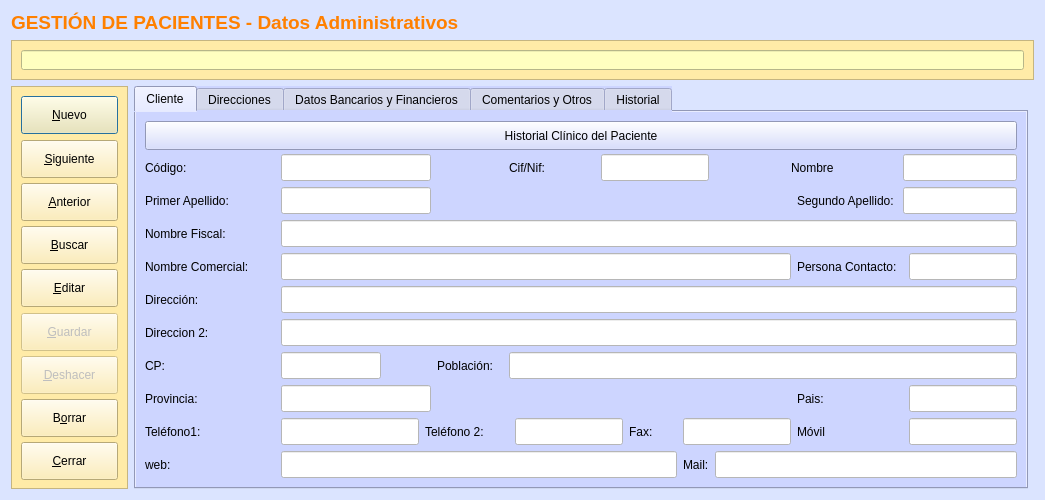
Old version of the form frmClientes.ui in the repository arcnexus/RedFoX.
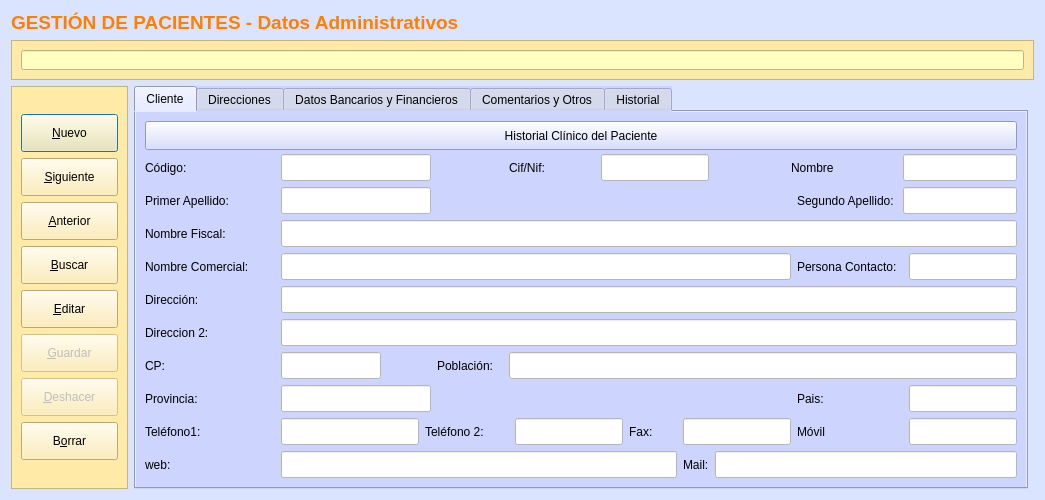
New version of the form. Icons and pictures are not drawn.

Commit message: ToolButons y botones cerrar Cambiados los ToolButton por sus Menu Action correspondientes en MainWindow. Borrado los borrotes cerrar de la subforms.

The edit to the form file:
```diff
--- a/frmClientes.ui
+++ b/frmClientes.ui
@@ -266,29 +266,6 @@
           </property>
          </widget>
         </item>
-        <item>
-         <widget class="QPushButton" name="btnCerrar">
-          <property name="minimumSize">
-           <size>
-            <width>0</width>
-            <height>38</height>
-           </size>
-          </property>
-          <property name="text">
-           <string>&amp;Cerrar</string>
-          </property>
-          <property name="icon">
-           <iconset resource="terra.qrc">
-            <normaloff>:/Icons/PNG/Exit.png</normaloff>:/Icons/PNG/Exit.png</iconset>
-          </property>
-          <property name="iconSize">
-           <size>
-            <width>24</width>
-            <height>24</height>
-           </size>
-          </property>
-         </widget>
-        </item>
        </layout>
       </item>
      </layout>
```
Left out of the diff: 17 changed lines with no effect on the pictures. The commit also changes 16 other files.
